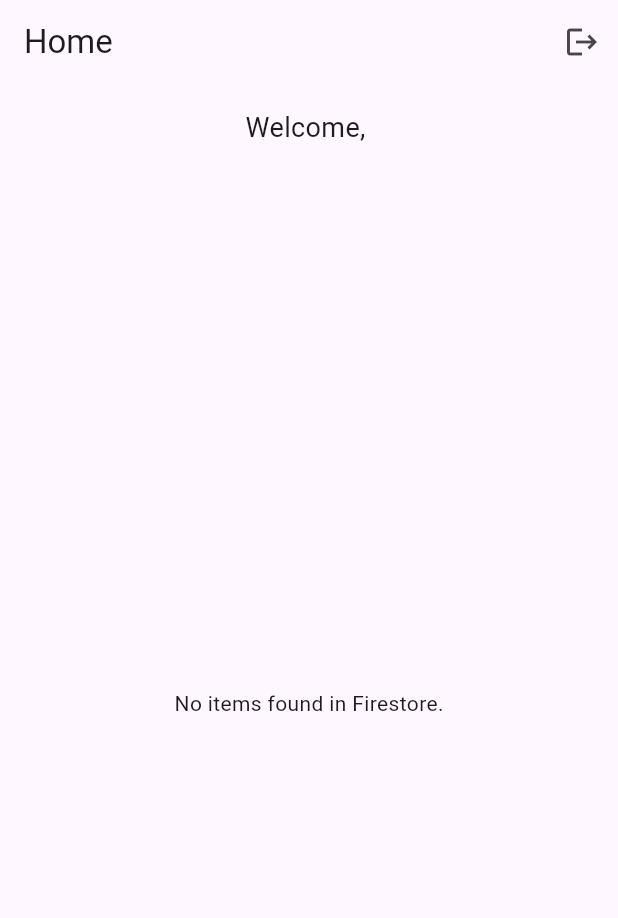
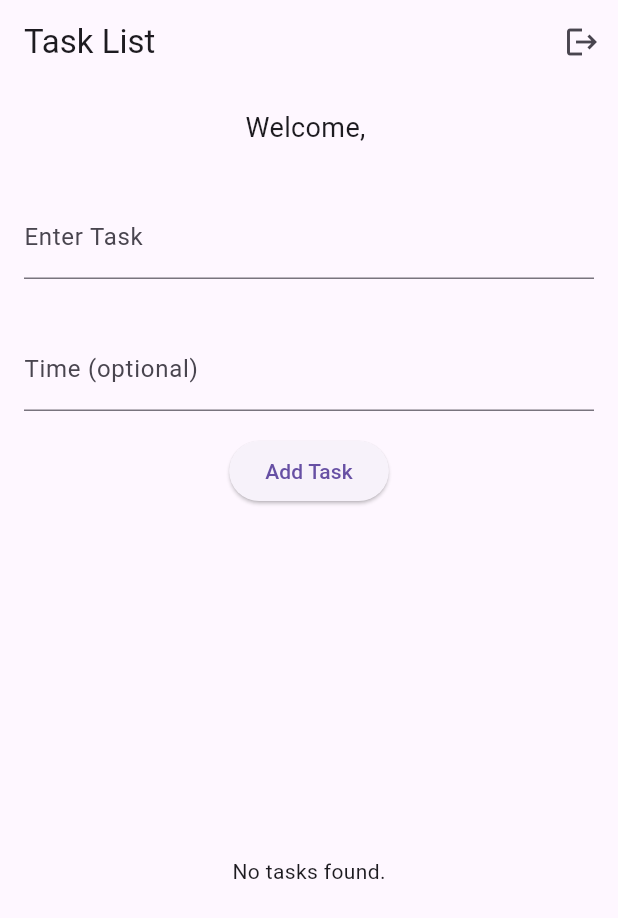
Before and after one commit to jggsu00/cw6, a Flutter app: the screen it shows once a user with an empty profile is signed in, on a phone screen of 412 x 824 dp. Shown: the top 918 px of the screen. Run offline on Flutter 3.47's test engine with Material 3 defaults, Android fonts, the phone set to English and light mode, and no system bars; our stand-ins replace cloud_firestore, firebase_auth, firebase_core; accounts and stored records are empty.

Commit message:
final commit, added CRUD operations

```diff
--- a/lib/main.dart
+++ b/lib/main.dart
@@ -104,17 +104,52 @@ class _AuthPageState extends State<AuthPage> {
   }
 }
 
-class HomePage extends StatelessWidget {
+class HomePage extends StatefulWidget {
+  const HomePage({super.key});
+
+  @override
+  _HomePageState createState() => _HomePageState();
+}
+
+class _HomePageState extends State<HomePage> {
   final FirebaseAuth auth = FirebaseAuth.instance;
+  final taskController = TextEditingController();
+  final timeController = TextEditingController();
 
   void _signOut() async {
     await auth.signOut();
   }
 
-  Stream<List<String>> getItems() {
-    return FirebaseFirestore.instance.collection('items').snapshots().map(
-          (snapshot) => snapshot.docs.map((doc) => doc['name'] as String).toList(),
-    );
+  Future<void> _addTask() async {
+    if (taskController.text.trim().isEmpty) return;
+    await FirebaseFirestore.instance.collection('tasks').add({
+      'name': taskController.text.trim(),
+      'completed': false,
+      'time': timeController.text.trim(),
+      'userId': auth.currentUser?.uid,
+    });
+    taskController.clear();
+    timeController.clear();
+  }
+
+  Future<void> _updateTask(String taskId, bool completed) async {
+    await FirebaseFirestore.instance.collection('tasks').doc(taskId).update({
+      'completed': completed,
+    });
+  }
+
+  Future<void> _deleteTask(String taskId) async {
+    await FirebaseFirestore.instance.collection('tasks').doc(taskId).delete();
+  }
+
+  Stream<List<Task>> getTasks() {
+    return FirebaseFirestore.instance
+        .collection('tasks')
+        .where('userId', isEqualTo: auth.currentUser?.uid)
+        .snapshots()
+        .map((snapshot) => snapshot.docs
+        .map((doc) => Task.fromFirestore(doc.id, doc.data()))
+        .toList());
   }
 
   @override
@@ -123,7 +158,7 @@ class HomePage extends StatelessWidget {
 
     return Scaffold(
       appBar: AppBar(
-        title: const Text('Home'),
+        title: const Text('Task List'),
         actions: [
           IconButton(onPressed: _signOut, icon: const Icon(Icons.logout)),
         ],
@@ -134,9 +169,27 @@ class HomePage extends StatelessWidget {
             padding: const EdgeInsets.all(16.0),
             child: Text('Welcome, $userEmail', style: const TextStyle(fontSize: 18)),
           ),
+          Padding(
+            padding: const EdgeInsets.all(16.0),
+            child: TextField(
+              controller: taskController,
+              decoration: const InputDecoration(labelText: 'Enter Task'),
+            ),
+          ),
+          Padding(
+            padding: const EdgeInsets.all(16.0),
+            child: TextField(
+              controller: timeController,
+              decoration: const InputDecoration(labelText: 'Time (optional)'),
+            ),
+          ),
+          ElevatedButton(
+            onPressed: _addTask,
+            child: const Text('Add Task'),
+          ),
           Expanded(
-            child: StreamBuilder<List<String>>(
-              stream: getItems(),
+            child: StreamBuilder<List<Task>>(
+              stream: getTasks(),
               builder: (context, snapshot) {
                 if (snapshot.connectionState == ConnectionState.waiting)
                   return const Center(child: CircularProgressIndicator());
@@ -144,14 +197,37 @@ class HomePage extends StatelessWidget {
                 if (snapshot.hasError)
                   return Center(child: Text('Error: ${snapshot.error}'));
 
-                final items = snapshot.data ?? [];
+                final tasks = snapshot.data ?? [];
 
-                if (items.isEmpty)
-                  return const Center(child: Text('No items found in Firestore.'));
+                if (tasks.isEmpty)
+                  return const Center(child: Text('No tasks found.'));
 
                 return ListView.builder(
-                  itemCount: items.length,
-                  itemBuilder: (_, i) => ListTile(title: Text(items[i])),
+                  itemCount: tasks.length,
+                  itemBuilder: (_, index) {
+                    final task = tasks[index];
+                    return ListTile(
+                      title: Text(task.name),
+                      subtitle: task.time.isNotEmpty
+                          ? Text('Time: ${task.time}')
+                          : null,
+                      trailing: Row(
+                        mainAxisSize: MainAxisSize.min,
+                        children: [
+                          Checkbox(
+                            value: task.completed,
+                            onChanged: (value) {
+                              _updateTask(task.id, value ?? false);
+                            },
+                          ),
+                          IconButton(
+                            icon: const Icon(Icons.delete),
+                            onPressed: () => _deleteTask(task.id),
+                          ),
+                        ],
+                      ),
+                    );
+                  },
                 );
               },
             ),
@@ -161,3 +237,21 @@ class HomePage extends StatelessWidget {
     );
   }
 }
+
+class Task {
+  final String id;
+  final String name;
+  final bool completed;
+  final String time;
+
+  Task({required this.id, required this.name, required this.completed, required this.time});
+
+  factory Task.fromFirestore(String id, Map<String, dynamic> data) {
+    return Task(
+      id: id,
+      name: data['name'],
+      completed: data['completed'],
+      time: data['time'] ?? '',
+    );
+  }
+}
```
